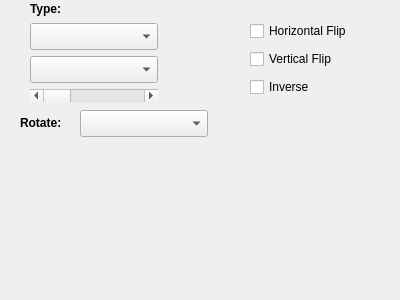
Qt form controls/setup/parts/setuptabprepare.ui (riuson/lcd-image-converter) before a commit.
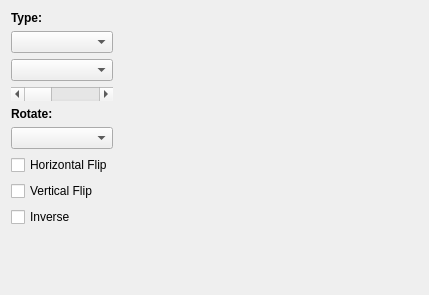
The same form after that commit.

What changed in the file:
```diff
--- a/controls/setup/parts/setuptabprepare.ui
+++ b/controls/setup/parts/setuptabprepare.ui
@@ -6,95 +6,20 @@
    <rect>
     <x>0</x>
     <y>0</y>
-    <width>400</width>
-    <height>300</height>
+    <width>429</width>
+    <height>295</height>
    </rect>
   </property>
   <property name="windowTitle">
    <string>Form</string>
   </property>
-  <widget class="QLabel" name="label_11">
-   <property name="geometry">
-    <rect>
-     <x>20</x>
-     <y>114</y>
-     <width>128</width>
-     <height>17</height>
-    </rect>
-   </property>
-   <property name="font">
-    <font>
-     <weight>75</weight>
-     <bold>true</bold>
-    </font>
-   </property>
-   <property name="text">
-    <string>Rotate:</string>
-   </property>
-  </widget>
-  <widget class="QCheckBox" name="checkBoxFlipVertical">
-   <property name="geometry">
-    <rect>
-     <x>250</x>
-     <y>48</y>
-     <width>128</width>
-     <height>22</height>
-    </rect>
-   </property>
-   <property name="sizePolicy">
-    <sizepolicy hsizetype="Preferred" vsizetype="Fixed">
-     <horstretch>0</horstretch>
-     <verstretch>0</verstretch>
-    </sizepolicy>
-   </property>
-   <property name="text">
-    <string>Vertical Flip</string>
-   </property>
-  </widget>
-  <widget class="QComboBox" name="comboBoxRotate">
-   <property name="geometry">
-    <rect>
-     <x>80</x>
-     <y>110</y>
-     <width>128</width>
-     <height>27</height>
-    </rect>
-   </property>
-   <property name="sizePolicy">
-    <sizepolicy hsizetype="Preferred" vsizetype="Fixed">
-     <horstretch>0</horstretch>
-     <verstretch>0</verstretch>
-    </sizepolicy>
-   </property>
-  </widget>
-  <widget class="QCheckBox" name="checkBoxInverse">
-   <property name="geometry">
-    <rect>
-     <x>250</x>
-     <y>76</y>
-     <width>128</width>
-     <height>22</height>
-    </rect>
-   </property>
-   <property name="sizePolicy">
-    <sizepolicy hsizetype="Preferred" vsizetype="Fixed">
-     <horstretch>0</horstretch>
-     <verstretch>0</verstretch>
-    </sizepolicy>
-   </property>
-   <property name="text">
-    <string>Inverse</string>
-   </property>
-  </widget>
+  <layout class="QVBoxLayout" name="verticalLayout_2">
+   <item>
+    <layout class="QHBoxLayout" name="horizontalLayout">
+     <item>
+      <layout class="QVBoxLayout" name="verticalLayout">
+       <item>
   <widget class="QLabel" name="label_4">
-   <property name="geometry">
-    <rect>
-     <x>30</x>
-     <y>0</y>
-     <width>128</width>
-     <height>17</height>
-    </rect>
-   </property>
    <property name="font">
     <font>
      <weight>75</weight>
@@ -105,15 +30,19 @@
     <string>Type:</string>
    </property>
   </widget>
+       </item>
+       <item>
   <widget class="QComboBox" name="comboBoxConversionType">
-   <property name="geometry">
-    <rect>
-     <x>30</x>
-     <y>23</y>
-     <width>128</width>
-     <height>27</height>
-    </rect>
-   </property>
+         <property name="sizePolicy">
+          <sizepolicy hsizetype="Preferred" vsizetype="Fixed">
+           <horstretch>0</horstretch>
+           <verstretch>0</verstretch>
+          </sizepolicy>
+         </property>
+        </widget>
+       </item>
+       <item>
+        <widget class="QComboBox" name="comboBoxMonochromeType">
    <property name="sizePolicy">
     <sizepolicy hsizetype="Preferred" vsizetype="Fixed">
      <horstretch>0</horstretch>
@@ -121,15 +50,9 @@
     </sizepolicy>
    </property>
   </widget>
+       </item>
+       <item>
   <widget class="QScrollBar" name="horizontalScrollBarEdge">
-   <property name="geometry">
-    <rect>
-     <x>30</x>
-     <y>89</y>
-     <width>128</width>
-     <height>13</height>
-    </rect>
-   </property>
    <property name="sizePolicy">
     <sizepolicy hsizetype="Preferred" vsizetype="Fixed">
      <horstretch>0</horstretch>
@@ -143,15 +66,22 @@
     <enum>Qt::Horizontal</enum>
    </property>
   </widget>
-  <widget class="QComboBox" name="comboBoxMonochromeType">
-   <property name="geometry">
-    <rect>
-     <x>30</x>
-     <y>56</y>
-     <width>128</width>
-     <height>27</height>
-    </rect>
-   </property>
+       </item>
+       <item>
+        <widget class="QLabel" name="label_11">
+         <property name="font">
+          <font>
+           <weight>75</weight>
+           <bold>true</bold>
+          </font>
+         </property>
+         <property name="text">
+          <string>Rotate:</string>
+         </property>
+        </widget>
+       </item>
+       <item>
+        <widget class="QComboBox" name="comboBoxRotate">
    <property name="sizePolicy">
     <sizepolicy hsizetype="Preferred" vsizetype="Fixed">
      <horstretch>0</horstretch>
@@ -159,15 +89,9 @@
     </sizepolicy>
    </property>
   </widget>
+       </item>
+       <item>
   <widget class="QCheckBox" name="checkBoxFlipHorizontal">
-   <property name="geometry">
-    <rect>
-     <x>250</x>
-     <y>20</y>
-     <width>128</width>
-     <height>22</height>
-    </rect>
-   </property>
    <property name="sizePolicy">
     <sizepolicy hsizetype="Preferred" vsizetype="Fixed">
      <horstretch>0</horstretch>
@@ -178,6 +102,64 @@
     <string>Horizontal Flip</string>
    </property>
   </widget>
+       </item>
+       <item>
+        <widget class="QCheckBox" name="checkBoxFlipVertical">
+         <property name="sizePolicy">
+          <sizepolicy hsizetype="Preferred" vsizetype="Fixed">
+           <horstretch>0</horstretch>
+           <verstretch>0</verstretch>
+          </sizepolicy>
+         </property>
+         <property name="text">
+          <string>Vertical Flip</string>
+         </property>
+        </widget>
+       </item>
+       <item>
+        <widget class="QCheckBox" name="checkBoxInverse">
+         <property name="sizePolicy">
+          <sizepolicy hsizetype="Preferred" vsizetype="Fixed">
+           <horstretch>0</horstretch>
+           <verstretch>0</verstretch>
+          </sizepolicy>
+         </property>
+         <property name="text">
+          <string>Inverse</string>
+         </property>
+        </widget>
+       </item>
+      </layout>
+     </item>
+     <item>
+      <spacer name="horizontalSpacer">
+       <property name="orientation">
+        <enum>Qt::Horizontal</enum>
+       </property>
+       <property name="sizeHint" stdset="0">
+        <size>
+         <width>40</width>
+         <height>20</height>
+        </size>
+       </property>
+      </spacer>
+     </item>
+    </layout>
+   </item>
+   <item>
+    <spacer name="verticalSpacer">
+     <property name="orientation">
+      <enum>Qt::Vertical</enum>
+     </property>
+     <property name="sizeHint" stdset="0">
+      <size>
+       <width>20</width>
+       <height>22</height>
+      </size>
+     </property>
+    </spacer>
+   </item>
+  </layout>
  </widget>
  <resources/>
  <connections/>
```
Lines whose indentation alone changed are shown as unchanged.
